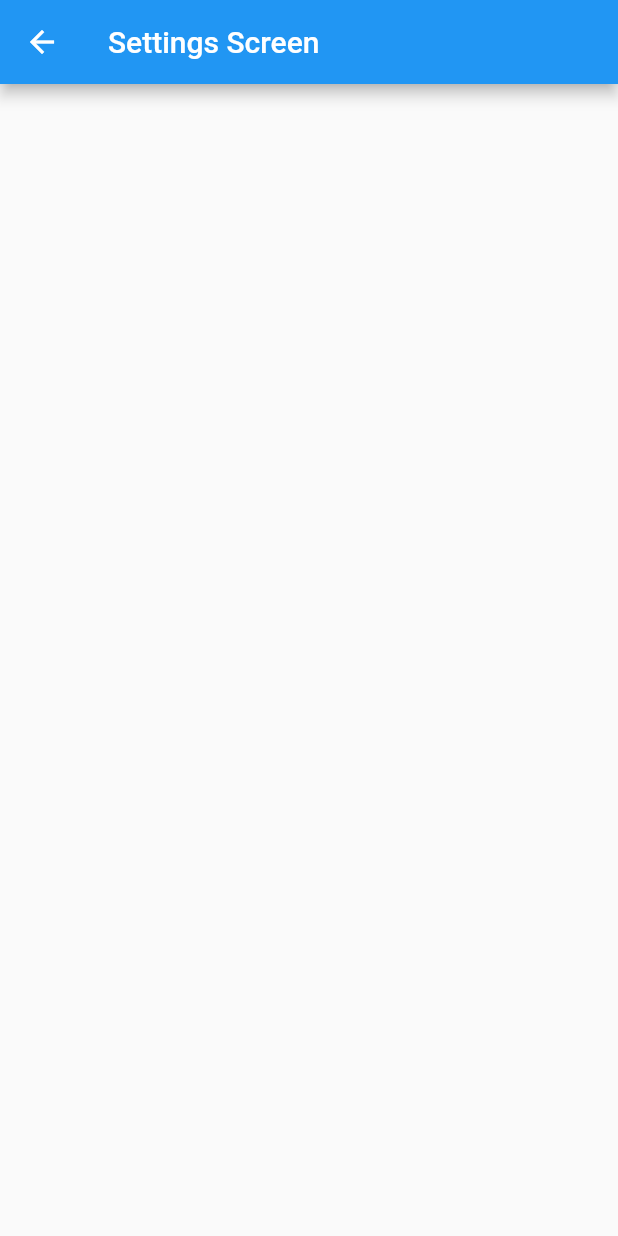
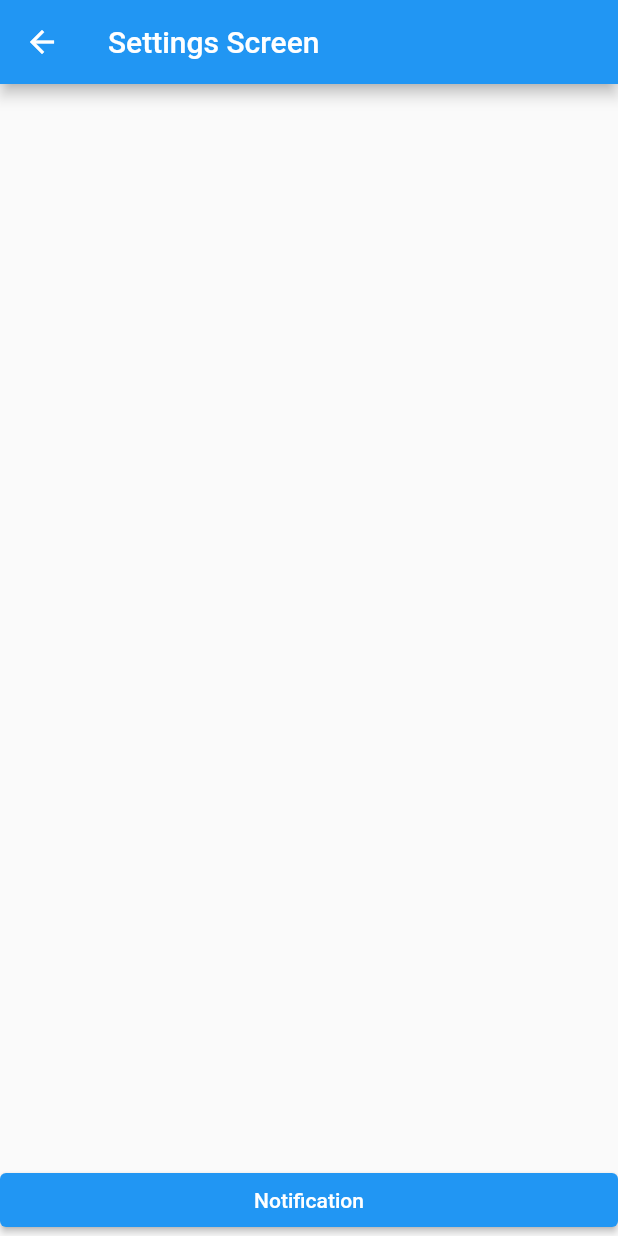
Before and after one commit to Night-Fury2-0/tank_full_app, a Flutter app: the SettingsScreen screen opened directly, on a phone screen of 412 x 824 dp. Run offline on Flutter 3.47's test engine with Material 2 defaults, Android fonts, the phone set to English and light mode, and no system bars; our stand-ins replace liquid_progress_indicator, native_notify, pdf, printing; missing offline and left inert: a package.

Commit message:
First Iteration of Ajustable Settings. Turn notifcation off

```diff
--- /dev/null
+++ b/lib/globals.dart
@@ -0,0 +1,5 @@
+//Library for global variables
+
+library my_prj.globals;
+
+bool NotificationState = true;
--- a/lib/settings_screen.dart
+++ b/lib/settings_screen.dart
@@ -1,5 +1,6 @@
 import 'package:flutter/material.dart';
 import 'NavBar.dart';
+import 'globals.dart' as globals;
 
 import 'help_screen.dart';
 
@@ -16,7 +17,19 @@ class SettingsScreen extends StatelessWidget {
       body: Column(
         mainAxisAlignment: MainAxisAlignment.end,
         crossAxisAlignment: CrossAxisAlignment.stretch,
-        children: [],
+        children: [
+
+            ElevatedButton(
+              onPressed: () {
+                globals.NotificationState = false;
+              },
+
+              child: Text('Notification'),
+            ),
+            //
+
+
+        ],
       ),
     );
   }
```
Also changed, not shown: lib/main.dart (+11 -5 lines).
